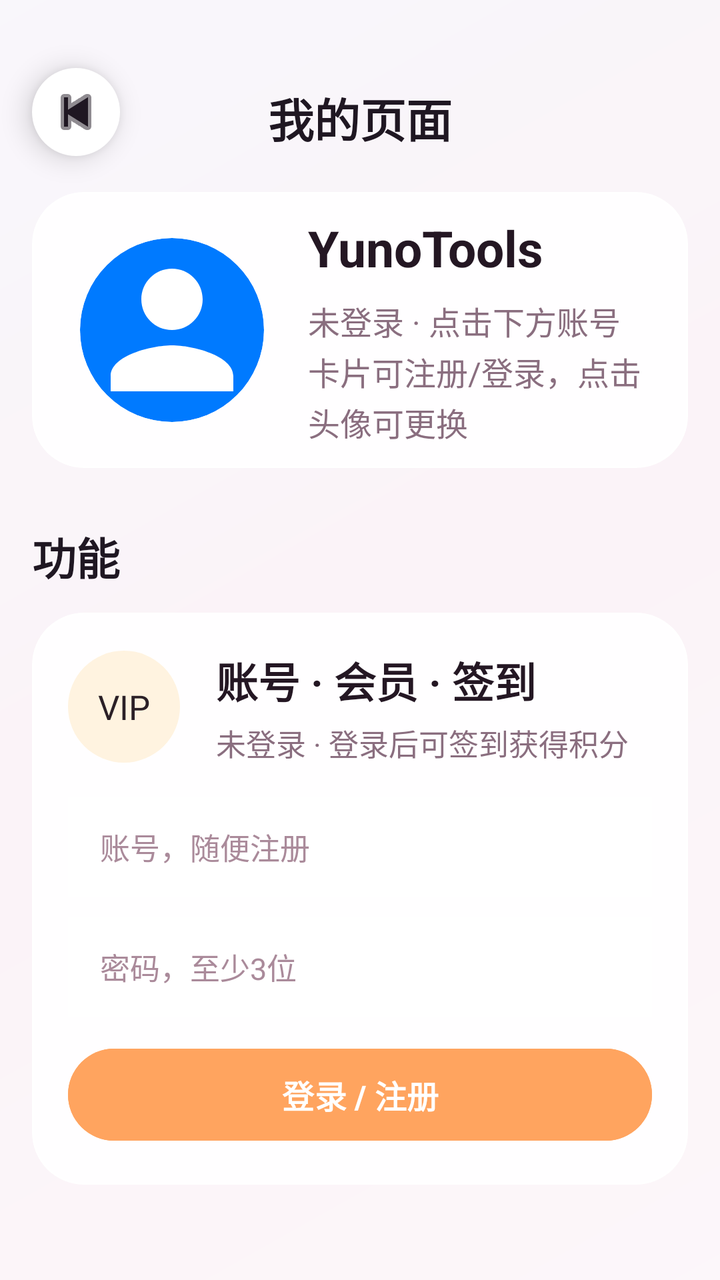
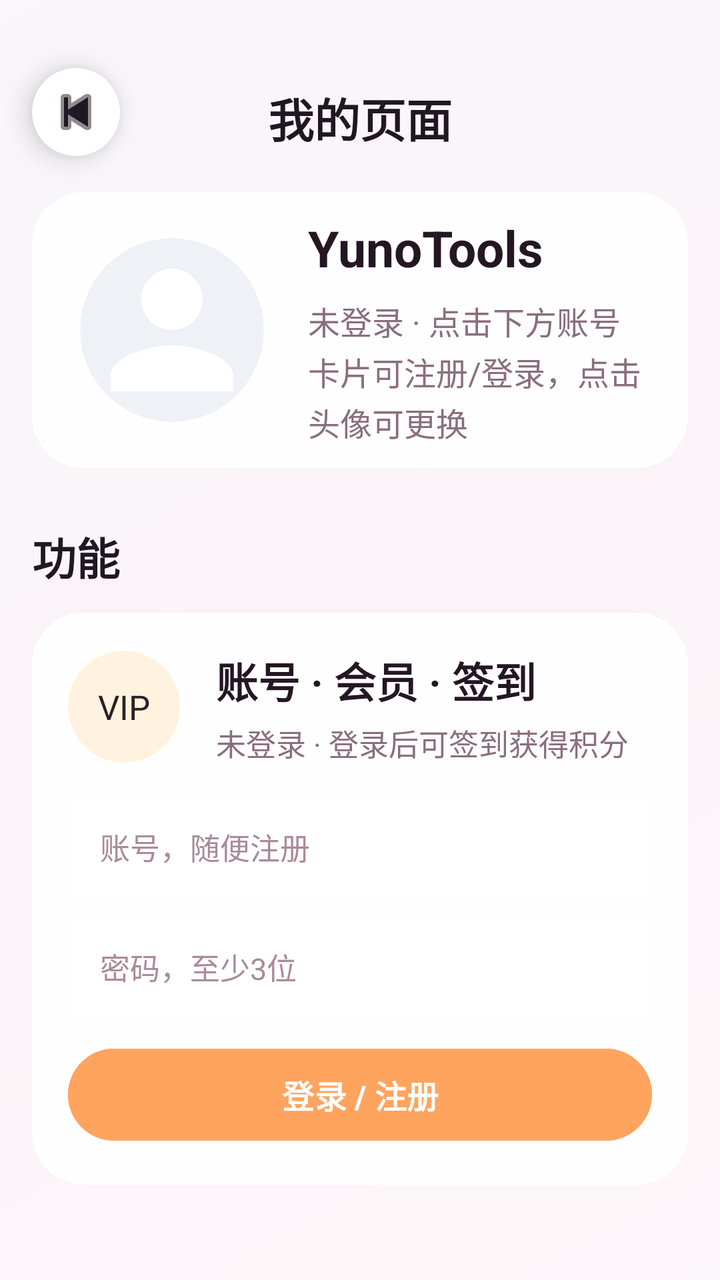

Before-and-after screenshots of an Android layout around one commit, followed by the original layout XML and the change that was made.
<!-- AndroidManifest.xml: application theme Theme.YunoTools -->
<!-- res/layout/activity_personal.xml -->
<?xml version="1.0" encoding="utf-8"?>
<FrameLayout xmlns:android="http://schemas.android.com/apk/res/android"
    xmlns:app="http://schemas.android.com/apk/res-auto"
    android:id="@+id/personalRoot"
    android:layout_width="match_parent"
    android:layout_height="match_parent"
    android:background="#F7EEF4">

    <ImageView
        android:layout_width="match_parent"
        android:layout_height="match_parent"
        android:alpha="0.38"
        android:scaleType="centerCrop"
        android:src="@drawable/bg_sakura" />

    <View
        android:layout_width="match_parent"
        android:layout_height="match_parent"
        android:background="#66FFFFFF" />

    <ImageButton
        android:id="@+id/btnBack"
        android:layout_width="44dp"
        android:layout_height="44dp"
        android:layout_marginStart="16dp"
        android:layout_marginTop="34dp"
        android:layout_gravity="top|start"
        android:background="@drawable/bg_circle_white"
        android:contentDescription="返回"
        android:elevation="8dp"
        android:padding="12dp"
        android:src="@android:drawable/ic_media_previous"
        app:tint="#1F1722" />

    <ScrollView
        android:layout_width="match_parent"
        android:layout_height="match_parent"
        android:clipToPadding="false"
        android:fillViewport="true"
        android:paddingStart="16dp"
        android:paddingEnd="16dp"
        android:paddingTop="32dp"
        android:paddingBottom="112dp">

        <LinearLayout
            android:layout_width="match_parent"
            android:layout_height="wrap_content"
            android:orientation="vertical">

            <TextView
                android:layout_width="match_parent"
                android:layout_height="54dp"
                android:gravity="center"
                android:text="我的页面"
                android:textColor="#1F1722"
                android:textSize="23sp"
                android:textStyle="bold" />

            <com.google.android.material.card.MaterialCardView
                android:id="@+id/cardAvatarHeader"
                android:layout_width="match_parent"
                android:layout_height="138dp"
                android:layout_marginTop="10dp"
                android:foreground="?attr/selectableItemBackground"
                app:cardBackgroundColor="#EFFFFFFF"
                app:cardCornerRadius="26dp"
                app:cardElevation="0dp"
                app:strokeColor="#77FFFFFF"
                app:strokeWidth="1dp">

                <LinearLayout
                    android:layout_width="match_parent"
                    android:layout_height="match_parent"
                    android:gravity="center_vertical"
                    android:orientation="horizontal"
                    android:paddingStart="24dp"
                    android:paddingEnd="22dp">

                    <FrameLayout
                        android:layout_width="92dp"
                        android:layout_height="92dp"
                        android:background="@drawable/bg_circle_blue"
                        android:clipChildren="true"
                        android:clipToOutline="true"
                        android:clipToPadding="true">

                        <ImageView
                            android:id="@+id/ivAvatar"
                            android:layout_width="match_parent"
                            android:layout_height="match_parent"
                            android:layout_gravity="center"
                            android:scaleType="centerCrop"
                            android:src="@drawable/ic_profile"
                            app:tint="#FFFFFF" />

                        <androidx.media3.ui.PlayerView
                            android:id="@+id/pvAvatar"
                            android:layout_width="match_parent"
                            android:layout_height="match_parent"
                            android:layout_gravity="center"
                            android:visibility="gone"
                            app:resize_mode="zoom"
                            app:surface_type="texture_view"
                            app:use_controller="false" />
                    </FrameLayout>

                    <LinearLayout
                        android:layout_width="0dp"
                        android:layout_height="wrap_content"
                        android:layout_marginStart="22dp"
                        android:layout_weight="1"
                        android:orientation="vertical">

                        <TextView
                            android:id="@+id/tvProfileName"
                            android:layout_width="wrap_content"
                            android:layout_height="wrap_content"
                            android:text="YunoTools"
                            android:textColor="#241723"
                            android:textSize="25sp"
                            android:textStyle="bold" />

                        <TextView
                            android:id="@+id/tvAvatarHint"
                            android:layout_width="wrap_content"
                            android:layout_height="wrap_content"
                            android:layout_marginTop="8dp"
                            android:lineSpacingExtra="2dp"
                            android:text="未登录 · 点击下方账号卡片可注册/登录，点击头像可更换"
                            android:textColor="#8A6E7F"
                            android:textSize="16sp" />
                    </LinearLayout>
                </LinearLayout>
            </com.google.android.material.card.MaterialCardView>

            <TextView
                android:layout_width="wrap_content"
                android:layout_height="wrap_content"
                android:layout_marginTop="28dp"
                android:layout_marginBottom="12dp"
                android:text="功能"
                android:textColor="#1F1722"
                android:textSize="22sp"
                android:textStyle="bold" />

            <com.google.android.material.card.MaterialCardView
                android:id="@+id/cardAccountPanel"
                android:layout_width="match_parent"
                android:layout_height="wrap_content"
                android:foreground="?attr/selectableItemBackground"
                app:cardBackgroundColor="#EFFFFFFF"
                app:cardCornerRadius="26dp"
                app:cardElevation="0dp"
                app:strokeColor="#77FFFFFF"
                app:strokeWidth="1dp">

                <LinearLayout
                    android:layout_width="match_parent"
                    android:layout_height="wrap_content"
                    android:orientation="vertical"
                    android:padding="18dp">

                    <LinearLayout
                        android:layout_width="match_parent"
                        android:layout_height="wrap_content"
                        android:gravity="center_vertical"
                        android:orientation="horizontal">

                        <FrameLayout
                            android:layout_width="56dp"
                            android:layout_height="56dp"
                            android:background="@drawable/bg_circle_orange_light">
                            <TextView
                                android:layout_width="match_parent"
                                android:layout_height="match_parent"
                                android:gravity="center"
                                android:text="VIP"
                                android:textColor="#2B2027"
                                android:textSize="17sp" />
                        </FrameLayout>

                        <LinearLayout
                            android:layout_width="0dp"
                            android:layout_height="wrap_content"
                            android:layout_marginStart="18dp"
                            android:layout_weight="1"
                            android:orientation="vertical">

                            <TextView
                                android:layout_width="wrap_content"
                                android:layout_height="wrap_content"
                                android:text="账号 · 会员 · 签到"
                                android:textColor="#241723"
                                android:textSize="21sp"
                                android:textStyle="bold" />

                            <TextView
                                android:id="@+id/tvMemberSummary"
                                android:layout_width="wrap_content"
                                android:layout_height="wrap_content"
                                android:layout_marginTop="5dp"
                                android:text="未登录 · 登录后可签到获得积分"
                                android:textColor="#8A6E7F"
                                android:textSize="15sp" />
                        </LinearLayout>
                    </LinearLayout>

                    <LinearLayout
                        android:id="@+id/loginInlinePanel"
                        android:layout_width="match_parent"
                        android:layout_height="wrap_content"
                        android:layout_marginTop="16dp"
                        android:orientation="vertical">

                        <EditText
                            android:id="@+id/etProfileAccount"
                            android:layout_width="match_parent"
                            android:layout_height="50dp"
                            android:background="#F8FFFFFF"
                            android:hint="账号，随便注册"
                            android:paddingHorizontal="16dp"
                            android:singleLine="true"
                            android:textColor="#241723"
                            android:textColorHint="#AA8A9A"
                            android:textSize="15sp" />

                        <EditText
                            android:id="@+id/etProfilePassword"
                            android:layout_width="match_parent"
                            android:layout_height="50dp"
                            android:layout_marginTop="10dp"
                            android:background="#F8FFFFFF"
                            android:hint="密码，至少3位"
                            android:inputType="textPassword"
                            android:paddingHorizontal="16dp"
                            android:singleLine="true"
                            android:textColor="#241723"
                            android:textColorHint="#AA8A9A"
                            android:textSize="15sp" />

                        <Button
                            android:id="@+id/btnProfileLogin"
                            android:layout_width="match_parent"
                            android:layout_height="54dp"
                            android:layout_marginTop="12dp"
                            android:backgroundTint="#FFA45F"
                            android:text="登录 / 注册"
                            android:textColor="#FFFFFF"
                            android:textSize="16sp"
                            android:textStyle="bold" />
                    </LinearLayout>

                    <LinearLayout
                        android:id="@+id/memberInlinePanel"
                        android:layout_width="match_parent"
                        android:layout_height="wrap_content"
                        android:layout_marginTop="16dp"
                        android:orientation="vertical"
                        android:visibility="gone">

                        <TextView
                            android:id="@+id/tvProfileVip"
                            android:layout_width="match_parent"
                            android:layout_height="58dp"
                            android:background="#EFFFFFFF"
                            android:gravity="center_vertical"
                            android:paddingHorizontal="16dp"
                            android:text="普通用户 · 0积分 · 累计签到0天"
                            android:textColor="#241723"
                            android:textSize="17sp"
                            android:textStyle="bold" />

                        <Button
                            android:id="@+id/btnProfileCheckIn"
                            android:layout_width="match_parent"
                            android:layout_height="56dp"
                            android:layout_marginTop="14dp"
                            android:backgroundTint="#FFA45F"
                            android:text="立即签到"
                            android:textColor="#7A5C62"
                            android:textSize="16sp"
                            android:textStyle="bold" />

                        <com.google.android.material.card.MaterialCardView
                            android:id="@+id/cardPointsMall"
                            android:layout_width="match_parent"
                            android:layout_height="76dp"
                            android:layout_marginTop="18dp"
                            android:foreground="?attr/selectableItemBackground"
                            app:cardBackgroundColor="#FFFFF2"
                            app:cardCornerRadius="22dp"
                            app:cardElevation="0dp"
                            app:strokeColor="#77FFFFFF"
                            app:strokeWidth="1dp">
                            <LinearLayout android:layout_width="match_parent" android:layout_height="match_parent" android:gravity="center_vertical" android:orientation="horizontal" android:paddingHorizontal="18dp">
                                <FrameLayout android:layout_width="48dp" android:layout_height="48dp" android:background="@drawable/bg_circle_orange_light"><TextView android:layout_width="match_parent" android:layout_height="match_parent" android:gravity="center" android:text="兑" android:textColor="#7A5C62" android:textSize="18sp" android:textStyle="bold" /></FrameLayout>
                                <LinearLayout android:layout_width="0dp" android:layout_height="wrap_content" android:layout_marginStart="16dp" android:layout_weight="1" android:orientation="vertical">
                                    <TextView android:layout_width="wrap_content" android:layout_height="wrap_content" android:text="积分商城" android:textColor="#241723" android:textSize="18sp" android:textStyle="bold" />
                                    <TextView android:layout_width="wrap_content" android:layout_height="wrap_content" android:layout_marginTop="3dp" android:text="使用积分兑换 VIP 时长" android:textColor="#8A6E7F" android:textSize="13sp" />
                                </LinearLayout>
                                <TextView android:layout_width="wrap_content" android:layout_height="wrap_content" android:text="进入" android:textColor="#8A6E7F" android:textSize="15sp" />
                            </LinearLayout>
                        </com.google.android.material.card.MaterialCardView>

                        <com.google.android.material.card.MaterialCardView
                            android:id="@+id/cardRedeemCode"
                            android:layout_width="match_parent"
                            android:layout_height="wrap_content"
                            android:layout_marginTop="14dp"
                            app:cardBackgroundColor="#F7EFFF"
                            app:cardCornerRadius="24dp"
                            app:cardElevation="0dp"
                            app:strokeColor="#BFA7FF"
                            app:strokeWidth="1dp">
                            <LinearLayout
                                android:layout_width="match_parent"
                                android:layout_height="wrap_content"
                                android:orientation="vertical"
                                android:padding="16dp">
                                <TextView
                                    android:layout_width="wrap_content"
                                    android:layout_height="wrap_content"
                                    android:text="兑换码"
                                    android:textColor="#3B2463"
                                    android:textSize="18sp"
                                    android:textStyle="bold" />
                                <TextView
                                    android:layout_width="wrap_content"
                                    android:layout_height="wrap_content"
                                    android:layout_marginTop="4dp"
                                    android:text="输入兑换码可开通会员权益，永久会员会同步解锁会员专区工具。"
                                    android:textColor="#7C6A91"
                                    android:textSize="13sp" />
                                <EditText
                                    android:id="@+id/etProfileRedeemCode"
                                    android:layout_width="match_parent"
                                    android:layout_height="52dp"
                                    android:layout_marginTop="12dp"
                                    android:background="#EFFFFFFF"
                                    android:hint="请输入兑换码"
                                    android:paddingHorizontal="16dp"
                                    android:singleLine="true"
                                    android:textColor="#241723"
                                    android:textColorHint="#9A86A8"
                                    android:textSize="15sp" />
                                <Button
                                    android:id="@+id/btnProfileRedeemCode"
                                    android:layout_width="match_parent"
                                    android:layout_height="54dp"
                                    android:layout_marginTop="10dp"
                                    android:backgroundTint="#7C3AED"
                                    android:text="兑换会员"
                                    android:textColor="#FFFFFF"
                                    android:textSize="16sp"
                                    android:textStyle="bold" />
                            </LinearLayout>
                        </com.google.android.material.card.MaterialCardView>


                        <Button
                            android:id="@+id/btnProfileLogout"
                            android:layout_width="match_parent"
                            android:layout_height="54dp"
                            android:layout_marginTop="18dp"
                            android:backgroundTint="#FADDE2"
                            android:text="退出登录"
                            android:textColor="#8A6E7F"
                            android:textSize="16sp" />
                    </LinearLayout>
                </LinearLayout>
            </com.google.android.material.card.MaterialCardView>


        </LinearLayout>
    </ScrollView>
</FrameLayout>
<!-- resources referenced by this layout -->
<resources>
  <!-- drawable bg_circle_blue (drawable) -->
  <?xml version="1.0" encoding="utf-8"?>
  <shape xmlns:android="http://schemas.android.com/apk/res/android"
      android:shape="oval">
      <solid android:color="#007AFF" />
  </shape>
  <!-- drawable bg_circle_orange_light (drawable) -->
  <?xml version="1.0" encoding="utf-8"?>
  <shape xmlns:android="http://schemas.android.com/apk/res/android"
      android:shape="oval">
      <solid android:color="#FFF3E0" />
  </shape>
  <!-- drawable bg_circle_white (drawable) -->
  <?xml version="1.0" encoding="utf-8"?>
  <shape xmlns:android="http://schemas.android.com/apk/res/android" android:shape="oval">
      <solid android:color="#FFFFFFFF" />
  </shape>
  <!-- drawable bg_sakura (drawable) -->
  <?xml version="1.0" encoding="utf-8"?>
  <shape xmlns:android="http://schemas.android.com/apk/res/android">
      <gradient
          android:angle="135"
          android:startColor="#FFF6FA"
          android:centerColor="#F7E6EF"
          android:endColor="#EEF6FF" />
  </shape>
  <!-- drawable ic_profile (drawable) -->
  <vector xmlns:android="http://schemas.android.com/apk/res/android"
      android:width="24dp"
      android:height="24dp"
      android:viewportWidth="24"
      android:viewportHeight="24">
      <path
          android:fillColor="#000000"
          android:pathData="M12,12c2.21,0 4,-1.79 4,-4s-1.79,-4 -4,-4 -4,1.79 -4,4 1.79,4 4,4zM12,14c-2.67,0 -8,1.34 -8,4v2h16v-2c0,-2.66 -5.33,-4 -8,-4z" />
  </vector>
  <style name="Theme.YunoTools" parent="Theme.Material3.Light.NoActionBar">
          <item name="colorPrimary">@color/primary</item>
          <item name="colorPrimaryDark">@color/primary_dark</item>
          <item name="colorAccent">@color/accent</item>
          <item name="android:statusBarColor">#F2F2F7</item>
          <item name="android:windowLightStatusBar">true</item>
          <item name="android:navigationBarColor">@android:color/white</item>
          <item name="android:windowLightNavigationBar">true</item>
      </style>
  <color name="primary">#007AFF</color>
  <color name="primary_dark">#0062CC</color>
  <color name="accent">#34C759</color>
</resources>

<!-- the commit's change to res/layout/activity_personal.xml (unified diff, before → after) -->
@@ -79,7 +79,7 @@
                     <FrameLayout
                         android:layout_width="92dp"
                         android:layout_height="92dp"
-                        android:background="@drawable/bg_circle_blue"
+                        android:background="@drawable/bg_circle_avatar_neutral"
                         android:clipChildren="true"
                         android:clipToOutline="true"
                         android:clipToPadding="true">
<!-- resource entries referenced after the edit -->
@@ -1,10 +1,10 @@
 <!-- resources referenced by this layout -->
 <resources>
-  <!-- drawable bg_circle_blue (drawable) -->
+  <!-- drawable bg_circle_avatar_neutral (drawable) -->
   <?xml version="1.0" encoding="utf-8"?>
   <shape xmlns:android="http://schemas.android.com/apk/res/android"
       android:shape="oval">
-      <solid android:color="#007AFF" />
+      <solid android:color="#EEF2F7" />
   </shape>
   <!-- drawable bg_circle_orange_light (drawable) -->
   <?xml version="1.0" encoding="utf-8"?>
